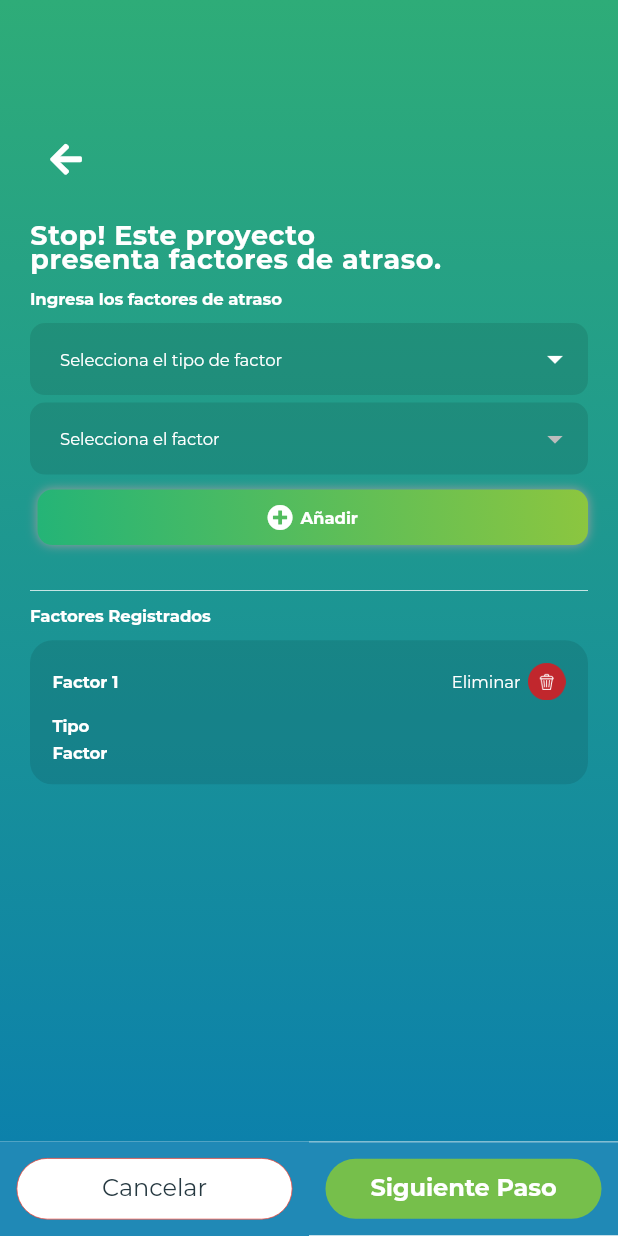
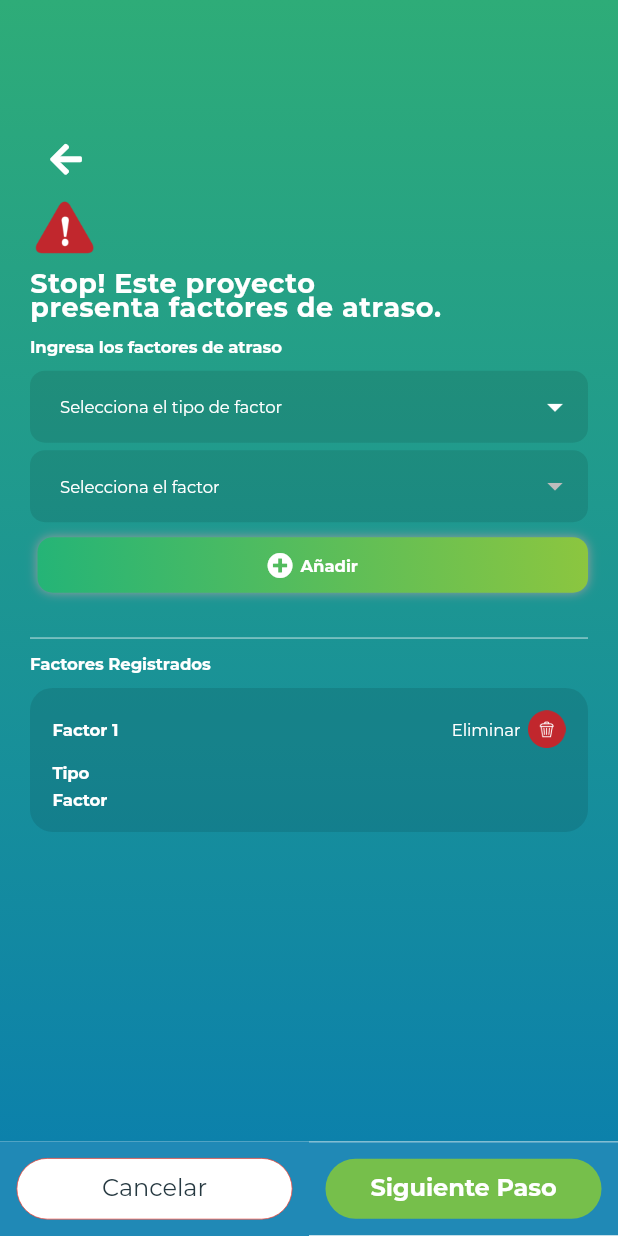
Before and after one commit to devrheber/interkont-condor-app, a Flutter app: the IndexFactorAtraso screen opened directly, on a phone screen of 412 x 824 dp. Run offline on Flutter 3.47's test engine with Material 2 defaults, Android fonts, the phone set to English and light mode, and no system bars; our stand-ins replace carousel_slider, date_format, font_awesome_flutter, image_picker, percent_indicator, shared_preferences and 1 more; missing offline and left inert: keyboard_visibility; accounts and stored records are empty; project files that could hold a hidden picture were left out.

Commit message:
icono alerta

```diff
--- a/lib/vistas/reportarAvance/cuerpo/factorAtraso/index.dart
+++ b/lib/vistas/reportarAvance/cuerpo/factorAtraso/index.dart
@@ -100,9 +100,13 @@ class IndexFactorAtrasoState extends State<IndexFactorAtraso> {
                       );
                     }
                   ),
+                  Image.asset(
+                    'assets/img/Desglose/ReporteAvance/icn-stop.png',
+                    width: 45,
+                  ),
                   Padding(
                     padding: EdgeInsets.only(
-                      top: 20.0,
+                      top: 10.0,
                       bottom: 10.0
                     ),
                     child: Text(
```
Also changed, not shown: assets/img/Desglose/ReporteAvance/icn-stop.png (added), lib/vistas/reportarAvance/cuerpo/primerPaso/buscador.dart (line endings or trailing spaces).
